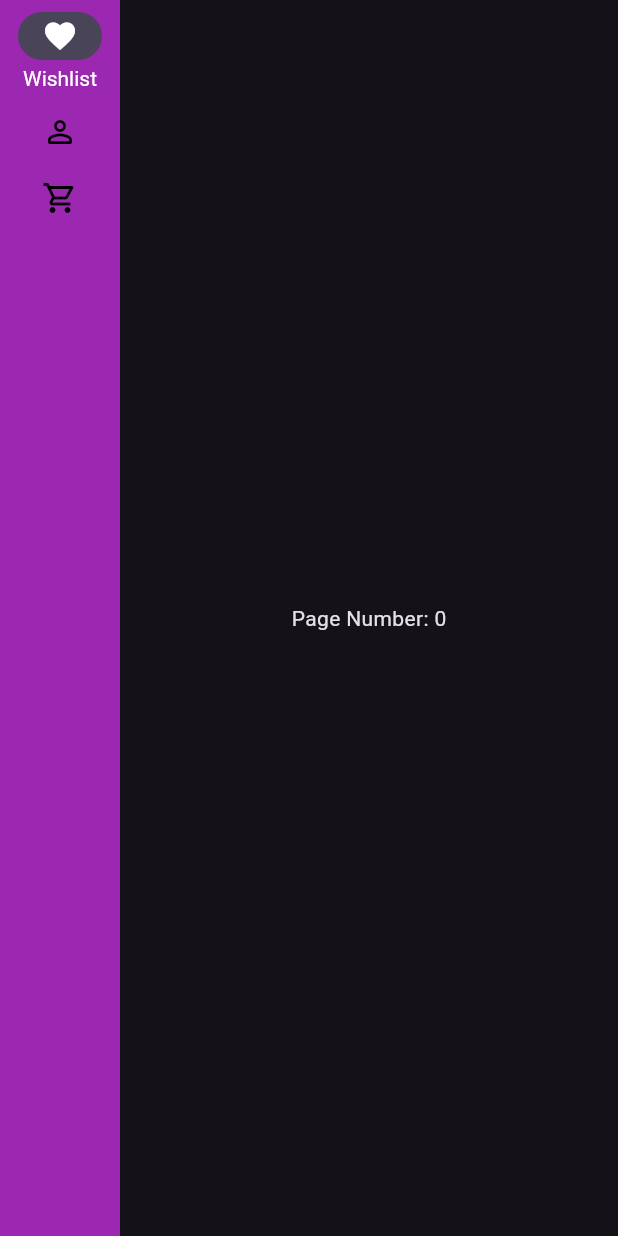
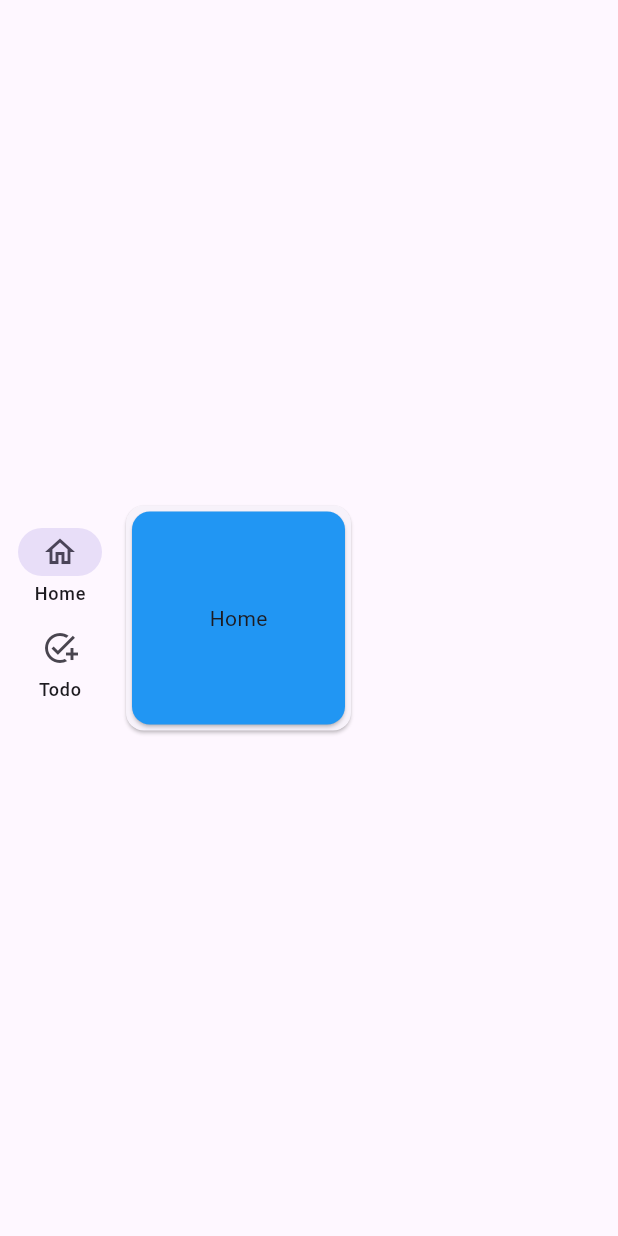
Before and after one commit to Implycitt/Superflow, a Flutter app: the screen it shows after launch, on a phone screen of 412 x 824 dp. Run offline on Flutter 3.47's test engine with Material 3 defaults, Android fonts, the light colour scheme and no system bars.

Commit message:
Rail done and fixing some of the pages

```diff
--- a/lib/main.dart
+++ b/lib/main.dart
@@ -1,6 +1,6 @@
 import 'package:flutter/material.dart';
 import 'package:provider/provider.dart';
-import 'package:superflow/models/save_task.dart';
+import 'package:superflow/widgets/tasks/save_task.dart';
 import 'package:superflow/pages/add_todo.dart';
 import 'package:superflow/pages/todo_list.dart';
 import 'package:superflow/pages/home.dart';
@@ -21,9 +21,6 @@ class MyApp extends StatelessWidget {
   Widget build(BuildContext context) {
     return MaterialApp(
       title: 'Superflow',
-      theme: ThemeData(
-        brightness: Brightness.dark,
-      ),
       initialRoute: '/',
       routes: {
         '/': (_) => HomePage(),
--- a/lib/pages/add_todo.dart
+++ b/lib/pages/add_todo.dart
@@ -1,7 +1,7 @@
 import 'package:flutter/material.dart';
 import 'package:provider/provider.dart';
-import 'package:superflow/models/save_task.dart';
-import 'package:superflow/models/task_model.dart';
+import 'package:superflow/widgets/tasks/save_task.dart';
+import 'package:superflow/widgets/tasks/task_model.dart';
 
 class AddTodo extends StatelessWidget {
   AddTodo({super.key});
--- a/lib/pages/home.dart
+++ b/lib/pages/home.dart
@@ -1,4 +1,7 @@
 import 'package:flutter/material.dart';
+import 'package:superflow/widgets/card.dart';
+import 'package:superflow/widgets/rail.dart';
+import 'package:superflow/pages/todo_list.dart';
 
 class HomePage extends StatefulWidget {
   @override
@@ -6,48 +9,13 @@ class HomePage extends StatefulWidget {
 }
 
 class _HomePageState extends State<HomePage> {
-  int _selectedIndex = 0;
   @override
   Widget build(BuildContext context) {
     return Scaffold(
       body: Row(
-        children: <Widget>[
-          NavigationRail(
-            selectedIndex: _selectedIndex,
-            onDestinationSelected: (int index) {
-              setState(() {
-                _selectedIndex = index;
-              });
-            },
-            labelType: NavigationRailLabelType.selected,
-            backgroundColor: Colors.purple,
-            destinations: const <NavigationRailDestination>
-            [
-              NavigationRailDestination(
-                icon: Icon(Icons.favorite_border),
-                selectedIcon: Icon(Icons.favorite),
-                label: Text('Wishlist'),
-              ),
-              NavigationRailDestination(
-                icon: Icon(Icons.person_outline_rounded),
-                selectedIcon: Icon(Icons.person),
-                label: Text('Account'),
-              ),
-              NavigationRailDestination(
-                icon: Icon(Icons.shopping_cart_outlined),
-                selectedIcon: Icon(Icons.shopping_cart),
-                label: Text('Cart'),
-              ),
-            ],
-            selectedIconTheme: IconThemeData(color: Colors.white),
-            unselectedIconTheme: IconThemeData(color: Colors.black),
-            selectedLabelTextStyle: TextStyle(color: Colors.white),
-          ),
-          Expanded(
-            child: Center(
-              child: Text('Page Number: $_selectedIndex'),
-            ),
-          )
+        children: [
+          Rail(),
+          Card(child: CardButton(cardName: 'Home', page: TodoList()))
         ],
       ),
     );
--- /dev/null
+++ b/lib/widgets/card.dart
@@ -0,0 +1,29 @@
+import 'package:flutter/material.dart';
+
+class CardButton extends StatelessWidget {
+  const CardButton({
+    required this.cardName,
+    required this.page,
+  });
+
+  final String cardName;
+  final Widget page;
+
+  @override
+  Widget build(BuildContext context) {
+    return GestureDetector(
+      behavior: HitTestBehavior.translucent,
+      onTap: () => Navigator.push(context, MaterialPageRoute(builder: (context) => page)),
+      child: SizedBox(
+        height: 150,
+        width: 150,
+        child: Card(
+          color: Colors.blue,
+          child: Center(
+            child: Text(cardName),
+          ),
+        ),
+      ),
+    );
+  }
+}
--- /dev/null
+++ b/lib/widgets/rail.dart
@@ -0,0 +1,41 @@
+import 'package:flutter/material.dart';
+import 'package:superflow/pages/home.dart';
+import 'package:superflow/pages/todo_list.dart';
+
+class Rail extends StatefulWidget {
+  const Rail({super.key});
+  State<Rail> createState() => RailState();
+}
+
+class RailState extends State<Rail> {
+  int _selectedIndex = 0;
+  NavigationRailLabelType labelType = NavigationRailLabelType.all;
+  final List<Widget> pages = [HomePage(), TodoList()];
+
+  @override
+  Widget build(BuildContext context) {
+    return NavigationRail(
+      selectedIndex: _selectedIndex,
+      onDestinationSelected: (int index) {
+        setState(() {
+          _selectedIndex = index;
+          Navigator.push(context, MaterialPageRoute(builder: (context) => pages[_selectedIndex]));
+        });
+      },
+      labelType: labelType,
+      groupAlignment: 0,
+      destinations: const <NavigationRailDestination>[
+        NavigationRailDestination(
+          icon: Icon(Icons.home),
+          selectedIcon: Icon(Icons.home_outlined),
+          label: Text('Home'),
+        ),
+        NavigationRailDestination(
+          icon: Icon(Icons.add_task),
+          selectedIcon: Icon(Icons.add_task_outlined),
+          label: Text('Todo'),
+        ),
+      ],
+    );
+  }
+}
--- a/lib/models/save_task.dart
+++ b/lib/widgets/tasks/save_task.dart
@@ -1,5 +1,5 @@
 import 'package:flutter/material.dart';
-import 'package:superflow/models/task_model.dart';
+import 'package:superflow/widgets/tasks/task_model.dart';
 
 class SaveTask extends ChangeNotifier {
   List<Task> _tasks = [];
--- a/pubspec.yaml
+++ b/pubspec.yaml
@@ -11,6 +11,7 @@ dependencies:
     sdk: flutter
   cupertino_icons: ^1.0.8
   provider: ^6.1.2
+  font_awesome_flutter: ^10.8.0
 
 dev_dependencies:
   flutter_test:
```
Also changed, not shown: lib/models/sidebar.dart (deleted, +0 -16 lines), lib/pages/todo_list.dart (+10 -43 lines), lib/widgets/tasks/task_model.dart (renamed from lib/models/task_model.dart), pubspec.lock.
